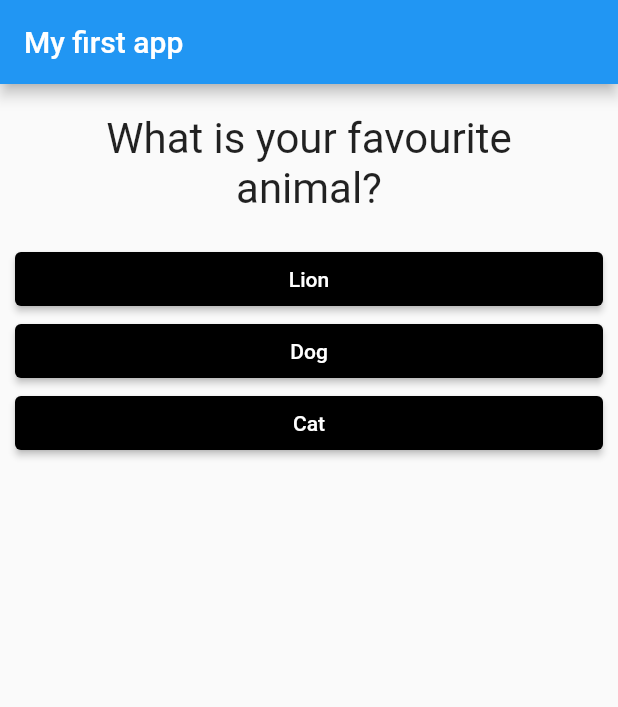
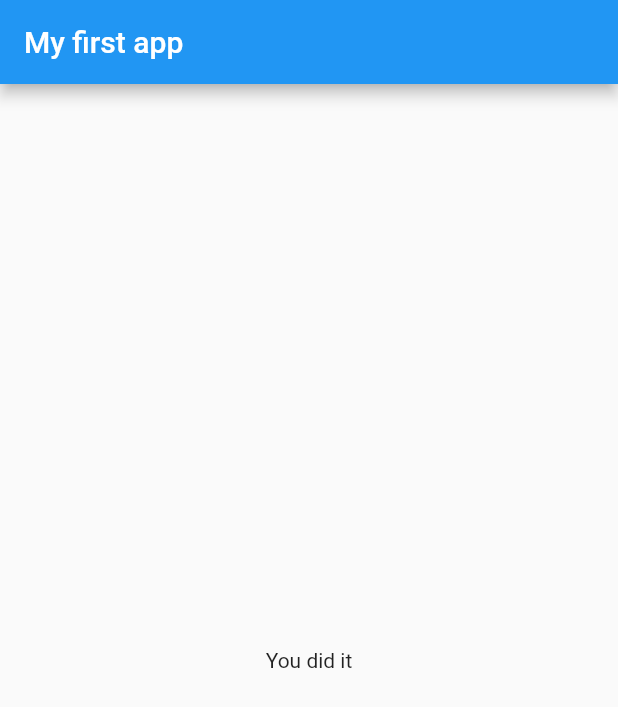
Before and after one commit to AlessandroDodi/quiz_flutter_app, a Flutter app: the screen it shows after launch, after a tap on "Interstellar", after a tap on "Lion", on a phone screen of 412 x 824 dp. Shown: the top 707 px of the screen. Run offline on Flutter 3.47's test engine with Material 2 defaults, Android fonts, the phone set to English and light mode, and no system bars.

Commit message:
Refactor in multiple files

```diff
--- a/lib/main.dart
+++ b/lib/main.dart
@@ -1,6 +1,6 @@
 import 'package:flutter/material.dart';
-import './question.dart';
-import './answer.dart';
+import './quiz.dart';
+import 'result.dart';
 
 void main() => runApp(_MyApp());
 
@@ -13,7 +13,7 @@ class _MyApp extends StatefulWidget {
 
 class _MyAppState extends State<_MyApp> {
   var _questionIndex = 0;
-  final questions = [
+  final _questions = const [
     {
       'question': 'What is your favourite movie?',
       'answer': ['Interstellar', 'La vita è bella', 'Good Will Hunting'],
@@ -21,14 +21,18 @@ class _MyAppState extends State<_MyApp> {
     {
       'question': 'What is your favourite animal?',
       'answer': ['Lion', 'Dog', 'Cat'],
+    },
+    {
+      'question': 'What is your favourite book?',
+      'answer': ['The picture of Dorian Gray', 'War and Peace', 'White nights'],
     }
   ];
 
   void _answerQuestion() {
     setState(() {
       print(_questionIndex);
-      print(questions.length);
-      _questionIndex < questions.length - 1 ? _questionIndex += 1 : null;
+      print(_questions.length);
+      _questionIndex < _questions.length - 1 ? _questionIndex += 1 : null;
       print(_questionIndex);
     });
   }
@@ -38,14 +42,11 @@ class _MyAppState extends State<_MyApp> {
     return MaterialApp(
         home: Scaffold(
             appBar: AppBar(title: Text('My first app')),
-            body: Column(children: [
-              Question(
-                questions[_questionIndex]['question'],
-              ),
-              ...(questions[_questionIndex]['answer'] as List<String>)
-                  .map((answer) {
-                return Answer(answer, _answerQuestion);
-              }).toList(),
-            ])));
+            body: _questionIndex < (_questions.length - 1)
+                ? Quiz(
+                    questions: _questions,
+                    answerQuestion: _answerQuestion,
+                    questionIndex: _questionIndex)
+                : Result()));
   }
 }
--- /dev/null
+++ b/lib/quiz.dart
@@ -0,0 +1,25 @@
+import 'package:flutter/material.dart';
+import './question.dart';
+import './answer.dart';
+
+class Quiz extends StatelessWidget {
+  final List<Map<String, Object>> questions;
+  final VoidCallback answerQuestion;
+  final int questionIndex;
+  Quiz(
+      {@required this.questions,
+      @required this.answerQuestion,
+      @required this.questionIndex});
+
+  @override
+  Widget build(BuildContext context) {
+    return Column(children: [
+      Question(
+        questions[questionIndex]['question'],
+      ),
+      ...(questions[questionIndex]['answer'] as List<String>).map((answer) {
+        return Answer(answer, answerQuestion);
+      }).toList(),
+    ]);
+  }
+}
--- /dev/null
+++ b/lib/result.dart
@@ -0,0 +1,10 @@
+import 'package:flutter/material.dart';
+
+class Result extends StatelessWidget {
+  const Result({Key key}) : super(key: key);
+
+  @override
+  Widget build(BuildContext context) {
+    return Center(child: Text('You did it'));
+  }
+}
```
